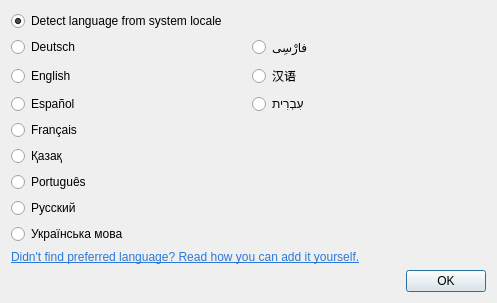
The window that src/bin/scenarist-desktop/UserInterfaceLayer/Settings/LanguageDialog.ui (dimkanovikov/KITScenarist) describes before a commit, drawn with Qt 5.
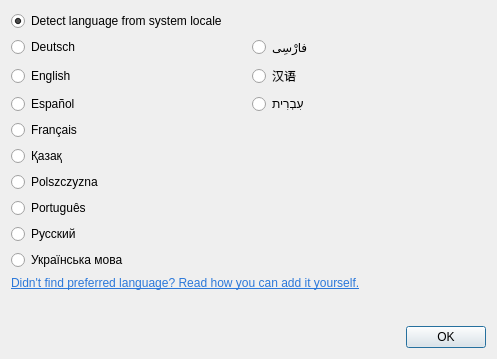
The same window after the commit.

Commit message: Added Polish translation

Patch:
```diff
--- a/src/bin/scenarist-desktop/UserInterfaceLayer/Settings/LanguageDialog.ui
+++ b/src/bin/scenarist-desktop/UserInterfaceLayer/Settings/LanguageDialog.ui
@@ -7,7 +7,7 @@
     <x>0</x>
     <y>0</y>
     <width>497</width>
-    <height>302</height>
+    <height>359</height>
    </rect>
   </property>
   <property name="minimumSize">
@@ -20,6 +20,16 @@
    <string>Choose application language</string>
   </property>
   <layout class="QGridLayout" name="gridLayout">
+   <item row="0" column="0" colspan="2">
+    <widget class="QRadioButton" name="system">
+     <property name="text">
+      <string>Detect language from system locale</string>
+     </property>
+     <property name="checked">
+      <bool>true</bool>
+     </property>
+    </widget>
+   </item>
    <item row="2" column="0">
     <widget class="QRadioButton" name="english">
      <property name="text">
@@ -30,7 +40,7 @@
      </property>
     </widget>
    </item>
-   <item row="8" column="0">
+   <item row="10" column="0">
     <widget class="QRadioButton" name="ukrainian">
      <property name="text">
       <string>Українська мова</string>
@@ -58,7 +68,7 @@
      </property>
     </widget>
    </item>
-   <item row="7" column="0">
+   <item row="9" column="0">
     <widget class="QRadioButton" name="russian">
      <property name="text">
       <string>Русский</string>
@@ -68,16 +78,6 @@
      </property>
     </widget>
    </item>
-   <item row="6" column="0">
-    <widget class="QRadioButton" name="portugues">
-     <property name="text">
-      <string>Português</string>
-     </property>
-     <property name="checked">
-      <bool>false</bool>
-     </property>
-    </widget>
-   </item>
    <item row="4" column="0">
     <widget class="QRadioButton" name="french">
      <property name="text">
@@ -92,17 +92,7 @@
      </property>
     </widget>
    </item>
-   <item row="0" column="0" colspan="2">
-    <widget class="QRadioButton" name="system">
-     <property name="text">
-      <string>Detect language from system locale</string>
-     </property>
-     <property name="checked">
-      <bool>true</bool>
-     </property>
-    </widget>
-   </item>
-   <item row="11" column="0" colspan="2">
+   <item row="13" column="0" colspan="2">
     <layout class="QHBoxLayout" name="horizontalLayout">
      <item>
       <widget class="QDialogButtonBox" name="buttons">
@@ -113,7 +103,7 @@
      </item>
     </layout>
    </item>
-   <item row="10" column="0" colspan="2">
+   <item row="12" column="0" colspan="2">
     <spacer name="verticalSpacer">
      <property name="orientation">
       <enum>Qt::Vertical</enum>
@@ -126,7 +116,7 @@
      </property>
     </spacer>
    </item>
-   <item row="9" column="0" colspan="2">
+   <item row="11" column="0" colspan="2">
     <widget class="QLabel" name="label">
      <property name="text">
       <string>&lt;a href=&quot;https://github.com/dimkanovikov/KITScenarist/wiki/How-to-add-the-translation-of-KIT-Scenarist-to-your-native-language-or-improve-one-of-existing%3F&quot; style=&quot;color:#2b78da;&quot;&gt;Didn't find preferred language? Read how you can add it yourself.&lt;/a&gt;</string>
@@ -150,6 +140,26 @@
      </property>
     </widget>
    </item>
+   <item row="7" column="0">
+    <widget class="QRadioButton" name="portugues">
+     <property name="text">
+      <string>Português</string>
+     </property>
+     <property name="checked">
+      <bool>false</bool>
+     </property>
+    </widget>
+   </item>
+   <item row="6" column="0">
+    <widget class="QRadioButton" name="polish">
+     <property name="text">
+      <string>Polszczyzna</string>
+     </property>
+     <property name="checked">
+      <bool>false</bool>
+     </property>
+    </widget>
+   </item>
   </layout>
  </widget>
  <tabstops>
```
Left out of the diff: 1 changed line with no effect on the pictures. The commit also changes 9 other files.
